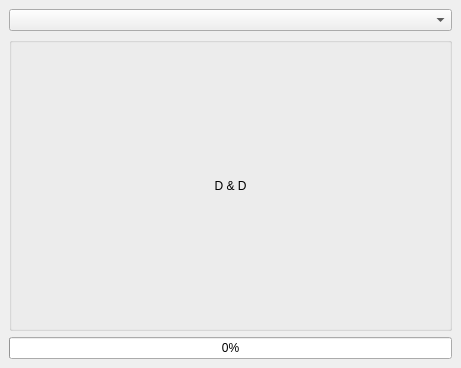
The window that gui.ui (yocineman/charaExporter) describes before a commit, drawn with Qt 5.
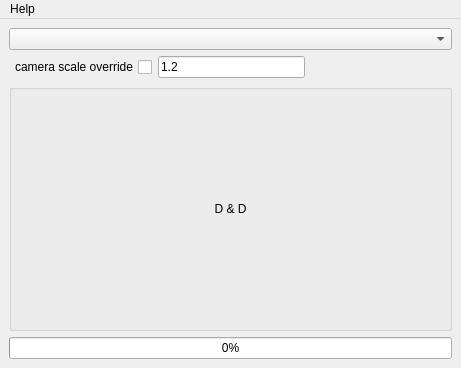
The same window after the commit.

What changed in the file:
```diff
--- a/gui.ui
+++ b/gui.ui
@@ -18,7 +18,45 @@
     <item>
      <layout class="QVBoxLayout" name="verticalLayout">
       <item>
-       <widget class="QComboBox" name="comboBox"/>
+       <layout class="QHBoxLayout" name="horizontalLayout_2">
+        <item>
+         <widget class="QComboBox" name="comboBox"/>
+        </item>
+       </layout>
+      </item>
+      <item>
+       <layout class="QHBoxLayout" name="horizontalLayout" stretch="0,0,0">
+        <item>
+         <widget class="QCheckBox" name="cameraScaleOverride_CheckBox">
+          <property name="layoutDirection">
+           <enum>Qt::RightToLeft</enum>
+          </property>
+          <property name="text">
+           <string>camera scale override</string>
+          </property>
+         </widget>
+        </item>
+        <item>
+         <widget class="QLineEdit" name="overrideValue_LineEdit">
+          <property name="text">
+           <string>1.2</string>
+          </property>
+         </widget>
+        </item>
+        <item>
+         <spacer name="horizontalSpacer">
+          <property name="orientation">
+           <enum>Qt::Horizontal</enum>
+          </property>
+          <property name="sizeHint" stdset="0">
+           <size>
+            <width>40</width>
+            <height>20</height>
+           </size>
+          </property>
+         </spacer>
+        </item>
+       </layout>
       </item>
       <item>
        <widget class="QGroupBox" name="groupBox">
@@ -35,6 +73,19 @@
          <property name="margin">
           <number>2</number>
          </property>
+         <item>
+          <spacer name="verticalSpacer_2">
+           <property name="orientation">
+            <enum>Qt::Vertical</enum>
+           </property>
+           <property name="sizeHint" stdset="0">
+            <size>
+             <width>20</width>
+             <height>40</height>
+            </size>
+           </property>
+          </spacer>
+         </item>
          <item>
           <widget class="QLabel" name="label">
            <property name="text">
@@ -45,6 +96,19 @@
            </property>
           </widget>
          </item>
+         <item>
+          <spacer name="verticalSpacer">
+           <property name="orientation">
+            <enum>Qt::Vertical</enum>
+           </property>
+           <property name="sizeHint" stdset="0">
+            <size>
+             <width>20</width>
+             <height>40</height>
+            </size>
+           </property>
+          </spacer>
+         </item>
         </layout>
        </widget>
       </item>
@@ -59,6 +123,28 @@
     </item>
    </layout>
   </widget>
+  <widget class="QMenuBar" name="menuBar">
+   <property name="geometry">
+    <rect>
+     <x>0</x>
+     <y>0</y>
+     <width>461</width>
+     <height>21</height>
+    </rect>
+   </property>
+   <widget class="QMenu" name="menuHelp">
+    <property name="title">
+     <string>Help</string>
+    </property>
+    <addaction name="actionGo_to_shotgun"/>
+   </widget>
+   <addaction name="menuHelp"/>
+  </widget>
+  <action name="actionGo_to_shotgun">
+   <property name="text">
+    <string>go to shotgun</string>
+   </property>
+  </action>
  </widget>
  <resources/>
  <connections/>
```
